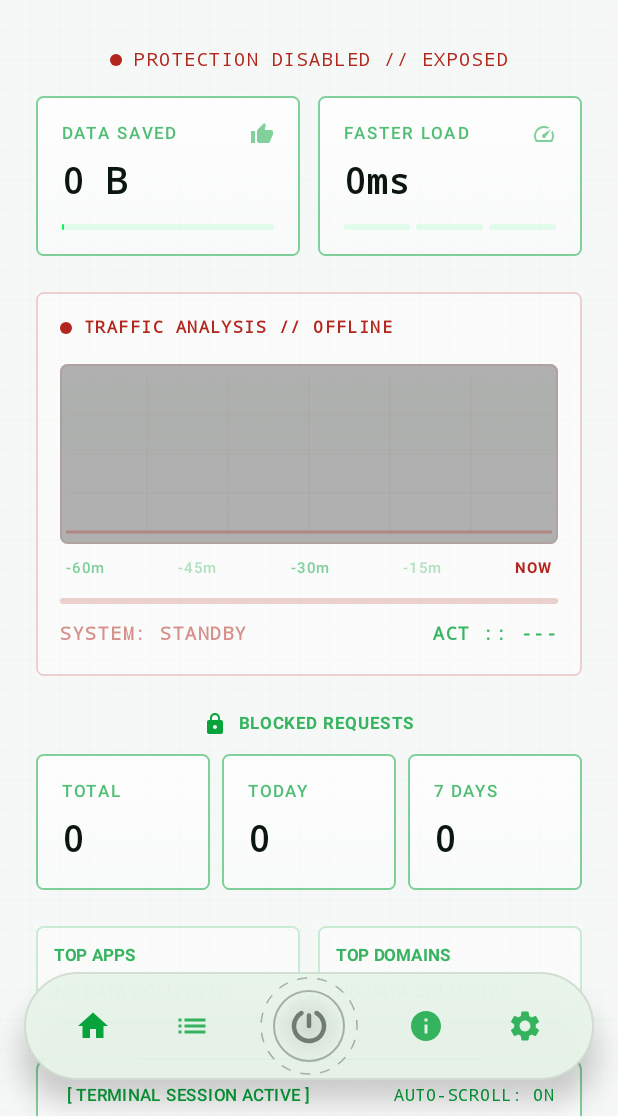
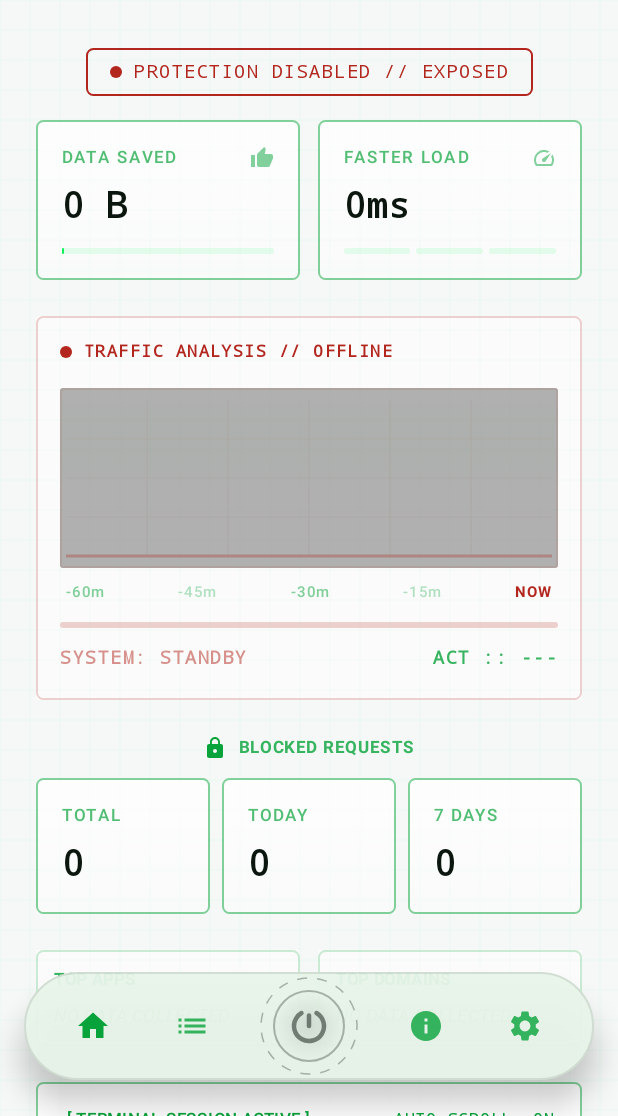
Before and after one commit to ustaloff/gapp, an Android app built with Jetpack Compose: the screen it shows after launch (MainActivity), on a phone screen of 412 x 824 dp, the part 120-1236 px from its top. Run offline under Robolectric (Android 15) with nearby library versions, the phone set to English and light mode, and no system bars; our stand-ins replace Firebase (no records; nobody signed in at launch, a user with empty details on screens opened directly).

Commit message:
border radius

```diff
--- a/app/src/main/java/com/example/adshield/ui/CyberScreens.kt
+++ b/app/src/main/java/com/example/adshield/ui/CyberScreens.kt
@@ -37,6 +37,7 @@ import com.example.adshield.data.AppPreferences
 import com.example.adshield.filter.FilterEngine
 import com.example.adshield.ui.components.*
 import com.example.adshield.data.UserRepository
+import com.example.adshield.ui.theme.AdShieldTheme
 import kotlinx.coroutines.launch
 import androidx.activity.compose.rememberLauncherForActivityResult
 import androidx.activity.result.contract.ActivityResultContracts
@@ -107,6 +108,35 @@ fun HomeView(
 
             Spacer(modifier = Modifier.height(16.dp))
 
+            Row(
+                verticalAlignment = Alignment.CenterVertically,
+                horizontalArrangement = Arrangement.Center,
+                modifier = Modifier
+                    //.fillMaxWidth()
+                    //.padding(bottom = 16.dp)
+                    .border(1.dp, if (isRunning) MaterialTheme.colorScheme.primary else MaterialTheme.colorScheme.error, AdShieldTheme.shapes.container)
+                    .padding(horizontal = 16.dp, vertical = 8.dp)
+            ) {
+                Box(
+                    modifier = Modifier
+                        .size(8.dp)
+                        .background(
+                            if (isRunning) MaterialTheme.colorScheme.primary else MaterialTheme.colorScheme.error,
+                            CircleShape
+                        )
+                )
+                Spacer(modifier = Modifier.width(8.dp))
+                Text(
+                    text = if (isRunning) "TUNNELING ACTIVE // IP MASKED" else "PROTECTION DISABLED // EXPOSED",
+                    style = MaterialTheme.typography.labelMedium,
+                    fontFamily = androidx.compose.ui.text.font.FontFamily.Monospace,
+                    letterSpacing = 1.sp,
+                    color = if (isRunning) MaterialTheme.colorScheme.primary else MaterialTheme.colorScheme.error
+                )
+            }
+
+            Spacer(modifier = Modifier.height(16.dp))
+
             // STATUS SECTION (Redsigned)
             Box(
                 modifier = Modifier
@@ -114,7 +144,7 @@ fun HomeView(
             ) {
                 Column {
                     // Header (Status Indicator)
-                    Row(
+                    /*Row(
                         verticalAlignment = Alignment.CenterVertically,
                         horizontalArrangement = Arrangement.Center,
                         modifier = Modifier
@@ -137,7 +167,7 @@ fun HomeView(
                             letterSpacing = 1.sp,
                             color = if (isRunning) MaterialTheme.colorScheme.primary else MaterialTheme.colorScheme.error
                         )
-                    }
+                    }*/
 
                     // Stats Row
                     Row(
@@ -443,15 +473,30 @@ fun SettingsView(
                 )
             },
             confirmButton = {
-                TextButton(onClick = {
-                    currentUrl = tempUrl
-                    prefs.setFilterSourceUrl(tempUrl)
-                    showUrlDialog = false
-                }) { Text("SAVE") }
+                Button(
+                    onClick = {
+                        currentUrl = tempUrl
+                        prefs.setFilterSourceUrl(tempUrl)
+                        showUrlDialog = false
+                    },
+                    shape = AdShieldTheme.shapes.button
+                ) { Text("SAVE") }
             },
             dismissButton = {
-                TextButton(onClick = { showUrlDialog = false }) { Text("CANCEL") }
-            }
+                Button(
+                    onClick = { showUrlDialog = false },
+                    colors = ButtonDefaults.buttonColors(
+                        containerColor = MaterialTheme.colorScheme.surfaceVariant,
+                        contentColor = MaterialTheme.colorScheme.onSurfaceVariant
+                    ),
+                    shape = AdShieldTheme.shapes.button
+                ) { Text("CANCEL") }
+            },
+
+            containerColor = MaterialTheme.colorScheme.surface,
+            textContentColor = MaterialTheme.colorScheme.onSurface,
+            titleContentColor = MaterialTheme.colorScheme.onSurface,
+            shape = AdShieldTheme.shapes.dialog
         )
     }
 
@@ -481,11 +526,11 @@ fun SettingsView(
                         .border(
                             1.dp,
                             MaterialTheme.colorScheme.primary.copy(alpha = 0.5f),
-                            RoundedCornerShape(5.dp)
+                            AdShieldTheme.shapes.back
                         )
                         .background(
                             MaterialTheme.colorScheme.primary.copy(alpha = 0.1f),
-                            RoundedCornerShape(5.dp)
+                            AdShieldTheme.shapes.back
                         )
                 ) {
                     Icon(
@@ -517,7 +562,7 @@ fun SettingsView(
                 Box(
                     modifier = Modifier
                         .fillMaxWidth()
-                        .border(1.dp, MaterialTheme.colorScheme.secondary, RoundedCornerShape(8.dp))
+                        .border(1.dp, MaterialTheme.colorScheme.secondary, AdShieldTheme.shapes.setting)
                         .padding(16.dp)
                 ) {
                     if (currentUser != null) {
@@ -583,7 +628,7 @@ fun SettingsView(
                             brush = androidx.compose.ui.graphics.Brush.horizontalGradient(
                                 colors = listOf(Color(0xFF6200EE), Color(0xFFBB86FC))
                             ),
-                            shape = RoundedCornerShape(12.dp)
+                            shape = AdShieldTheme.shapes.banner
                         )
                         .clickable(onClick = onPremiumClick)
                         .padding(20.dp)
@@ -618,7 +663,7 @@ fun SettingsView(
                         .border(
                             1.dp,
                             MaterialTheme.colorScheme.primary.copy(alpha = 0.3f),
-                            RoundedCornerShape(8.dp)
+                            AdShieldTheme.shapes.setting
                         )
                         .clickable(onClick = onWhitelistClick)
                         .padding(16.dp)
@@ -657,7 +702,7 @@ fun SettingsView(
                         .border(
                             1.dp,
                             MaterialTheme.colorScheme.primary.copy(alpha = 0.3f),
-                            RoundedCornerShape(8.dp)
+                            AdShieldTheme.shapes.setting
                         )
                         .clickable(onClick = onDomainConfigClick)
                         .padding(16.dp)
@@ -696,7 +741,7 @@ fun SettingsView(
                         .border(
                             1.dp,
                             MaterialTheme.colorScheme.primary.copy(alpha = 0.3f),
-                            RoundedCornerShape(8.dp)
+                            AdShieldTheme.shapes.setting
                         )
                         .clickable(onClick = onBlockedConfigClick)
                         .padding(16.dp)
@@ -735,7 +780,7 @@ fun SettingsView(
                         .border(
                             1.dp,
                             MaterialTheme.colorScheme.primary.copy(alpha = 0.3f),
-                            RoundedCornerShape(8.dp)
+                            AdShieldTheme.shapes.setting
                         )
                         .clickable(onClick = { tempUrl = currentUrl; showUrlDialog = true })
                         .padding(16.dp)
--- a/app/src/main/java/com/example/adshield/ui/components/CyberComponents.kt
+++ b/app/src/main/java/com/example/adshield/ui/components/CyberComponents.kt
@@ -44,6 +44,7 @@ import androidx.compose.ui.unit.sp
 import androidx.compose.foundation.lazy.LazyColumn
 import androidx.compose.foundation.lazy.items
 import com.example.adshield.ui.theme.NeonGreen
+import com.example.adshield.ui.theme.AdShieldTheme
 import com.example.adshield.data.VpnLogEntry
 import androidx.compose.ui.text.style.TextOverflow
 import java.text.SimpleDateFormat
@@ -307,7 +308,7 @@ fun CyberStatCard(
     NeonCard(
         modifier = modifier,
         borderColor = MaterialTheme.colorScheme.primary,
-        shape = RoundedCornerShape(5.dp)
+        shape = AdShieldTheme.shapes.container
     ) {
         Column(modifier = Modifier.padding(16.dp)) {
             Row(
@@ -382,7 +383,7 @@ fun CyberStatCard(
                             .height(4.dp)
                             .background(
                                 com.example.adshield.ui.theme.NeonGreen.copy(alpha = 0.1f),
-                                RoundedCornerShape(2.dp)
+                                AdShieldTheme.shapes.indicator
                             )
                     ) {
                         Box(
@@ -391,7 +392,7 @@ fun CyberStatCard(
                                 .fillMaxHeight()
                                 .background(
                                     com.example.adshield.ui.theme.NeonGreen,
-                                    RoundedCornerShape(2.dp)
+                                    AdShieldTheme.shapes.indicator
                                 )
                         )
                     }
@@ -414,7 +415,7 @@ fun CyberStatCard(
                                         color = if (i < filledSegments) com.example.adshield.ui.theme.NeonGreen else com.example.adshield.ui.theme.NeonGreen.copy(
                                             alpha = 0.1f
                                         ),
-                                        shape = RoundedCornerShape(2.dp)
+                                        shape = AdShieldTheme.shapes.indicator
                                     )
                             )
                         }
@@ -444,7 +445,7 @@ fun CyberFilterCard(
 ) {
     Card(
         modifier = modifier.fillMaxWidth(),
-        shape = RoundedCornerShape(5.dp),
+        shape = AdShieldTheme.shapes.container,
         colors = CardDefaults.cardColors(
             containerColor = MaterialTheme.colorScheme.surfaceVariant.copy(alpha = 0.5f)
         ),
@@ -667,7 +668,7 @@ fun CyberNavBar(
             modifier = Modifier
                 .height(72.dp) // Height for the bar
                 .fillMaxWidth(),
-            shape = RoundedCornerShape(percent = 50), // Fully rounded pill
+            shape = AdShieldTheme.shapes.menu, // Fully rounded pill
             //shape = RoundedCornerShape(3.dp),
             color = MaterialTheme.colorScheme.surfaceVariant.copy(alpha = 0.95f),
             border = androidx.compose.foundation.BorderStroke(
@@ -789,7 +790,7 @@ fun CyberGraphSection(data: List<Int>, bpm: Int, isRunning: Boolean) {
             .border(
                 1.dp,
                 (if (isRunning) primaryColor else offlineColor).copy(alpha = 0.2f),
-                RoundedCornerShape(5.dp)
+                AdShieldTheme.shapes.container
             )
             .background(MaterialTheme.colorScheme.surface.copy(alpha = 0.5f))
             .padding(16.dp)
@@ -828,11 +829,11 @@ fun CyberGraphSection(data: List<Int>, bpm: Int, isRunning: Boolean) {
             modifier = Modifier
                 .fillMaxWidth()
                 .height(120.dp) // Taller graph
-                .background(Color.Black.copy(alpha = 0.3f), RoundedCornerShape(5.dp))
+                .background(Color.Black.copy(alpha = 0.3f), AdShieldTheme.shapes.screen)
                 .border(
                     1.dp,
                     (if (isRunning) primaryColor else offlineColor).copy(alpha = 0.1f),
-                    RoundedCornerShape(5.dp)
+                    AdShieldTheme.shapes.screen
                 )
         ) {
             Canvas(modifier = Modifier
@@ -980,13 +981,13 @@ fun CyberGraphSection(data: List<Int>, bpm: Int, isRunning: Boolean) {
             modifier = Modifier
                 .fillMaxWidth()
                 .height(4.dp)
-                .background(threatColor.copy(alpha = 0.2f), RoundedCornerShape(2.dp))
+                .background(threatColor.copy(alpha = 0.2f), AdShieldTheme.shapes.indicator)
         ) {
             Box(
                 modifier = Modifier
                     .fillMaxWidth(progress)
                     .fillMaxHeight()
-                    .background(threatColor, RoundedCornerShape(2.dp))
+                    .background(threatColor, AdShieldTheme.shapes.indicator)
             )
         }
 
@@ -1062,9 +1063,9 @@ fun CyberTerminal(
     NeonCard(
         modifier = Modifier
             .fillMaxWidth()
-            .height(400.dp),
+            .height(200.dp),
         borderColor = MaterialTheme.colorScheme.primary,
-        shape = RoundedCornerShape(8.dp)
+        shape = AdShieldTheme.shapes.container
     ) {
         Column(modifier = Modifier.padding(16.dp)) {
             // ... Header ...
--- a/app/src/main/java/com/example/adshield/ui/components/CyberExtras.kt
+++ b/app/src/main/java/com/example/adshield/ui/components/CyberExtras.kt
@@ -13,6 +13,7 @@ import androidx.compose.ui.graphics.Color
 import androidx.compose.ui.text.font.FontWeight
 import androidx.compose.ui.unit.dp
 import androidx.compose.ui.unit.sp
+import com.example.adshield.ui.theme.AdShieldTheme
 
 @Composable
 fun GlitchText(
@@ -81,7 +82,7 @@ fun GlitchText(
 fun NeonCard(
     modifier: Modifier = Modifier,
     borderColor: Color = MaterialTheme.colorScheme.primary,
-    shape: androidx.compose.ui.graphics.Shape = RoundedCornerShape(5.dp),
+    shape: androidx.compose.ui.graphics.Shape = AdShieldTheme.shapes.container,
     content: @Composable BoxScope.() -> Unit
 ) {
     Box(
--- a/app/src/main/java/com/example/adshield/ui/components/CyberTopList.kt
+++ b/app/src/main/java/com/example/adshield/ui/components/CyberTopList.kt
@@ -27,6 +27,7 @@ import androidx.core.graphics.drawable.toBitmap
 import androidx.compose.ui.graphics.asImageBitmap
 import androidx.compose.ui.draw.clip
 import androidx.compose.foundation.Image
+import com.example.adshield.ui.theme.AdShieldTheme
 
 @Composable
 fun CyberTopList(
@@ -44,7 +45,7 @@ fun CyberTopList(
             .border(
                 1.dp,
                 MaterialTheme.colorScheme.primary.copy(alpha = 0.2f),
-                RoundedCornerShape(5.dp)
+                AdShieldTheme.shapes.container
             )
             .background(MaterialTheme.colorScheme.surface.copy(alpha = 0.5f))
             .padding(12.dp)
@@ -121,7 +122,7 @@ fun CyberTopList(
                             contentDescription = null,
                             modifier = Modifier
                                 .size(32.dp)
-                                .clip(RoundedCornerShape(4.dp))
+                                .clip(AdShieldTheme.shapes.icon)
                         )
                     } else {
                         // Fallback Icon
--- /dev/null
+++ b/app/src/main/java/com/example/adshield/ui/theme/Shapes.kt
@@ -0,0 +1,64 @@
+package com.example.adshield.ui.theme
+
+import androidx.compose.foundation.shape.RoundedCornerShape
+import androidx.compose.runtime.Immutable
+import androidx.compose.runtime.staticCompositionLocalOf
+import androidx.compose.ui.graphics.Shape
+import androidx.compose.ui.unit.dp
+
+@Immutable
+data class AdShieldShapes(
+    val container: Shape,
+    val indicator: Shape, // For progress bars, small elements
+    val window: Shape,     // For top-level containers/dialogs
+    val dialog: Shape,     // For floating dialogs
+    val button: Shape,
+    val back: Shape,
+
+    // New variables
+    val setting: Shape, // For settings boxes
+    val entity: Shape, // For app/domain lists
+    val menu: Shape, // For main menu
+    val banner: Shape, // For banner
+    val input: Shape, //  For input text
+    val screen: Shape, //  For graph screen
+    val icon: Shape, //  For input text
+
+)
+
+
+val CyberShapes = AdShieldShapes(
+    container = RoundedCornerShape(5.dp),
+    indicator = RoundedCornerShape(2.dp),
+    window = RoundedCornerShape(0.dp),
+    dialog = RoundedCornerShape(8.dp),
+    button = RoundedCornerShape(5.dp),
+    back = RoundedCornerShape(5.dp),
+
+    setting = RoundedCornerShape(8.dp),
+    entity = RoundedCornerShape(8.dp),
+    menu = RoundedCornerShape(50),
+    banner = RoundedCornerShape(16.dp),
+    input = RoundedCornerShape(5.dp),
+    screen = RoundedCornerShape(2.dp),
+    icon = RoundedCornerShape(50),
+)
+
+val RoundShapes = AdShieldShapes(
+    container = RoundedCornerShape(16.dp),
+    indicator = RoundedCornerShape(8.dp),
+    window = RoundedCornerShape(12.dp),
+    dialog = RoundedCornerShape(28.dp), // Standard Material3
+    button = RoundedCornerShape(50), // Fully rounded
+    back = RoundedCornerShape(50),
+
+    setting = RoundedCornerShape(8.dp),
+    entity = RoundedCornerShape(8.dp),
+    menu = RoundedCornerShape(50),
+    banner = RoundedCornerShape(16.dp),
+    input = RoundedCornerShape(5.dp),
+    screen = RoundedCornerShape(2.dp),
+    icon = RoundedCornerShape(50),
+)
+
+val LocalAdShieldShapes = staticCompositionLocalOf { CyberShapes }
--- a/app/src/main/java/com/example/adshield/ui/theme/Theme.kt
+++ b/app/src/main/java/com/example/adshield/ui/theme/Theme.kt
@@ -61,9 +61,22 @@ fun AdShieldTheme(
         else -> LightColorScheme
     }
 
-    MaterialTheme(
-        colorScheme = colorScheme,
-        typography = Typography,
-        content = content
-    )
+    val shapes = if (darkTheme) CyberShapes else CyberShapes // Logic to switch shapes can be added here later
+
+    androidx.compose.runtime.CompositionLocalProvider(
+        LocalAdShieldShapes provides shapes
+    ) {
+        MaterialTheme(
+            colorScheme = colorScheme,
+            typography = Typography,
+            content = content
+        )
+    }
 }
+
+// Helper to access shapes easily
+object AdShieldTheme {
+    val shapes: AdShieldShapes
+        @Composable
+        get() = LocalAdShieldShapes.current
+}
```
Also changed, not shown: app/src/main/java/com/example/adshield/MainActivity.kt (+19 -8 lines), app/src/main/java/com/example/adshield/ui/AppListScreen.kt (+6 -5 lines), app/src/main/java/com/example/adshield/ui/DomainListScreen.kt (+16 -6 lines).
